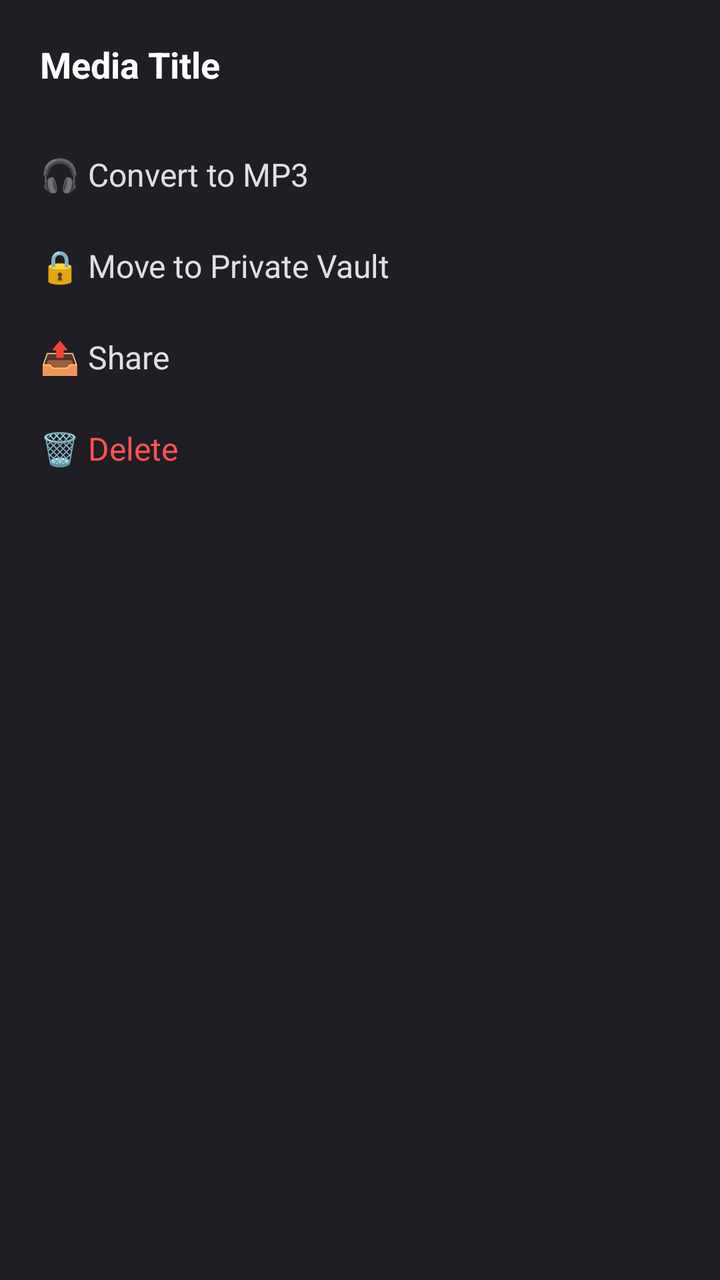
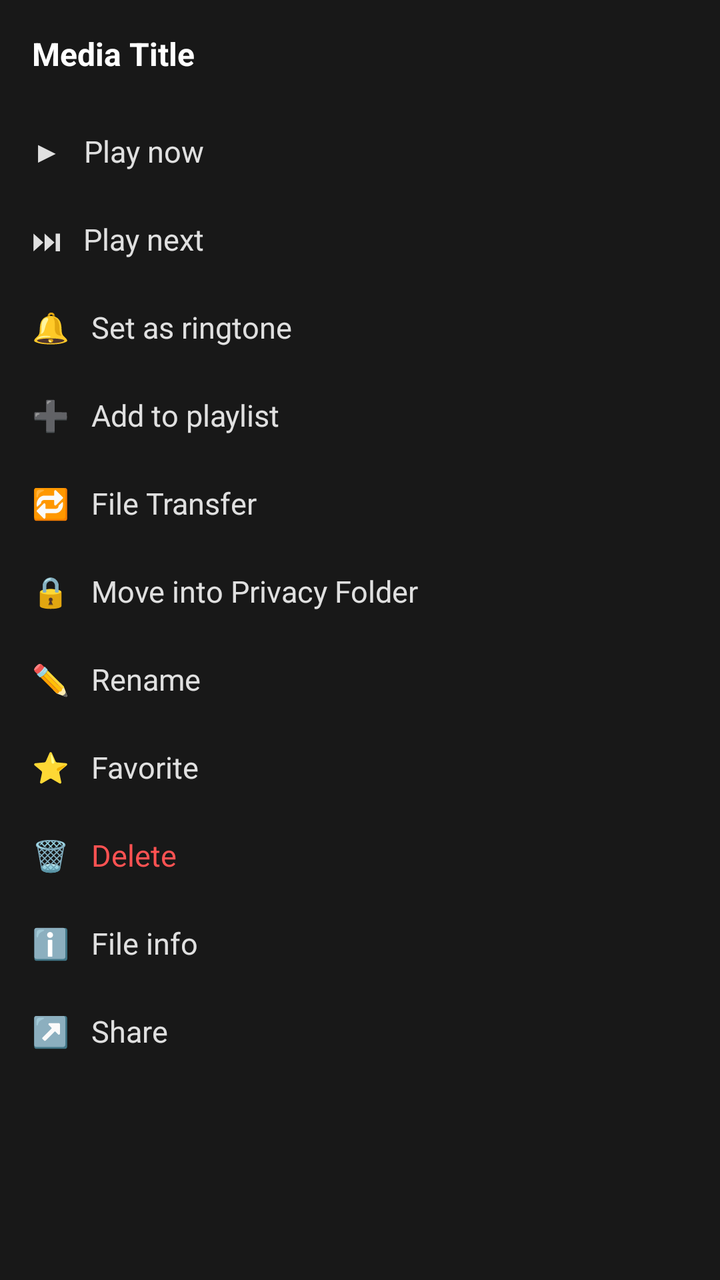

An Android layout rendered at two revisions. The XML below is the earlier revision; the diff shows what the commit changed to produce the second picture.
<!-- AndroidManifest.xml: application theme Theme.AppCompat.DayNight.NoActionBar -->
<!-- res/layout/dialog_list_menu.xml -->
<?xml version="1.0" encoding="utf-8"?>
<LinearLayout xmlns:android="http://schemas.android.com/apk/res/android"
    android:layout_width="match_parent"
    android:layout_height="wrap_content"
    android:background="#1E1E24"
    android:orientation="vertical"
    android:padding="20dp">

    <TextView
        android:id="@+id/menuMediaTitle"
        android:layout_width="match_parent"
        android:layout_height="wrap_content"
        android:text="Media Title"
        android:textColor="#FFFFFF"
        android:textSize="18sp"
        android:textStyle="bold"
        android:layout_marginBottom="20dp"
        android:singleLine="true"
        android:ellipsize="marquee"/>

    <TextView
        android:id="@+id/menuConvertToMp3"
        android:layout_width="match_parent"
        android:layout_height="wrap_content"
        android:text="🎧 Convert to MP3"
        android:textColor="#E0E0E0"
        android:textSize="16sp"
        android:paddingVertical="12dp"/>

    <TextView
        android:id="@+id/menuLockVault"
        android:layout_width="match_parent"
        android:layout_height="wrap_content"
        android:text="🔒 Move to Private Vault"
        android:textColor="#E0E0E0"
        android:textSize="16sp"
        android:paddingVertical="12dp"/>

    <TextView
        android:id="@+id/menuShare"
        android:layout_width="match_parent"
        android:layout_height="wrap_content"
        android:text="📤 Share"
        android:textColor="#E0E0E0"
        android:textSize="16sp"
        android:paddingVertical="12dp"/>

    <TextView
        android:id="@+id/menuDelete"
        android:layout_width="match_parent"
        android:layout_height="wrap_content"
        android:text="🗑️ Delete"
        android:textColor="#FF5252"
        android:textSize="16sp"
        android:paddingVertical="12dp"/>
</LinearLayout>
<!-- resources referenced by this layout -->
<resources>

</resources>

<!-- the commit's change to res/layout/dialog_list_menu.xml (unified diff, before → after) -->
@@ -2,9 +2,9 @@
 <LinearLayout xmlns:android="http://schemas.android.com/apk/res/android"
     android:layout_width="match_parent"
     android:layout_height="wrap_content"
-    android:background="#1E1E24"
+    android:background="#181818"
     android:orientation="vertical"
-    android:padding="20dp">
+    android:padding="16dp">
 
     <TextView
         android:id="@+id/menuMediaTitle"
@@ -12,45 +12,21 @@
         android:layout_height="wrap_content"
         android:text="Media Title"
         android:textColor="#FFFFFF"
-        android:textSize="18sp"
+        android:textSize="16sp"
         android:textStyle="bold"
-        android:layout_marginBottom="20dp"
-        android:singleLine="true"
-        android:ellipsize="marquee"/>
+        android:layout_marginBottom="16dp"
+        android:ellipsize="marquee"
+        android:singleLine="true" />
 
-    <TextView
-        android:id="@+id/menuConvertToMp3"
-        android:layout_width="match_parent"
-        android:layout_height="wrap_content"
-        android:text="🎧 Convert to MP3"
-        android:textColor="#E0E0E0"
-        android:textSize="16sp"
-        android:paddingVertical="12dp"/>
-
-    <TextView
-        android:id="@+id/menuLockVault"
-        android:layout_width="match_parent"
-        android:layout_height="wrap_content"
-        android:text="🔒 Move to Private Vault"
-        android:textColor="#E0E0E0"
-        android:textSize="16sp"
-        android:paddingVertical="12dp"/>
-
-    <TextView
-        android:id="@+id/menuShare"
-        android:layout_width="match_parent"
-        android:layout_height="wrap_content"
-        android:text="📤 Share"
-        android:textColor="#E0E0E0"
-        android:textSize="16sp"
-        android:paddingVertical="12dp"/>
-
-    <TextView
-        android:id="@+id/menuDelete"
-        android:layout_width="match_parent"
-        android:layout_height="wrap_content"
-        android:text="🗑️ Delete"
-        android:textColor="#FF5252"
-        android:textSize="16sp"
-        android:paddingVertical="12dp"/>
+    <TextView android:id="@+id/menuPlayNow" android:layout_width="match_parent" android:layout_height="44dp" android:gravity="center_vertical" android:text="▶   Play now" android:textColor="#E0E0E0" android:textSize="15sp" />
+    <TextView android:id="@+id/menuPlayNext" android:layout_width="match_parent" android:layout_height="44dp" android:gravity="center_vertical" android:text="⏭   Play next" android:textColor="#E0E0E0" android:textSize="15sp" />
+    <TextView android:id="@+id/menuRingtone" android:layout_width="match_parent" android:layout_height="44dp" android:gravity="center_vertical" android:text="🔔   Set as ringtone" android:textColor="#E0E0E0" android:textSize="15sp" />
+    <TextView android:id="@+id/menuAddToPlaylist" android:layout_width="match_parent" android:layout_height="44dp" android:gravity="center_vertical" android:text="➕   Add to playlist" android:textColor="#E0E0E0" android:textSize="15sp" />
+    <TextView android:id="@+id/menuTransfer" android:layout_width="match_parent" android:layout_height="44dp" android:gravity="center_vertical" android:text="🔁   File Transfer" android:textColor="#E0E0E0" android:textSize="15sp" />
+    <TextView android:id="@+id/menuPrivacy" android:layout_width="match_parent" android:layout_height="44dp" android:gravity="center_vertical" android:text="🔒   Move into Privacy Folder" android:textColor="#E0E0E0" android:textSize="15sp" />
+    <TextView android:id="@+id/menuRename" android:layout_width="match_parent" android:layout_height="44dp" android:gravity="center_vertical" android:text="✏️   Rename" android:textColor="#E0E0E0" android:textSize="15sp" />
+    <TextView android:id="@+id/menuFavorite" android:layout_width="match_parent" android:layout_height="44dp" android:gravity="center_vertical" android:text="⭐   Favorite" android:textColor="#E0E0E0" android:textSize="15sp" />
+    <TextView android:id="@+id/menuDelete" android:layout_width="match_parent" android:layout_height="44dp" android:gravity="center_vertical" android:text="🗑️   Delete" android:textColor="#FF5252" android:textSize="15sp" />
+    <TextView android:id="@+id/menuFileInfo" android:layout_width="match_parent" android:layout_height="44dp" android:gravity="center_vertical" android:text="ℹ️   File info" android:textColor="#E0E0E0" android:textSize="15sp" />
+    <TextView android:id="@+id/menuShare" android:layout_width="match_parent" android:layout_height="44dp" android:gravity="center_vertical" android:text="↗️   Share" android:textColor="#E0E0E0" android:textSize="15sp" />
 </LinearLayout>
